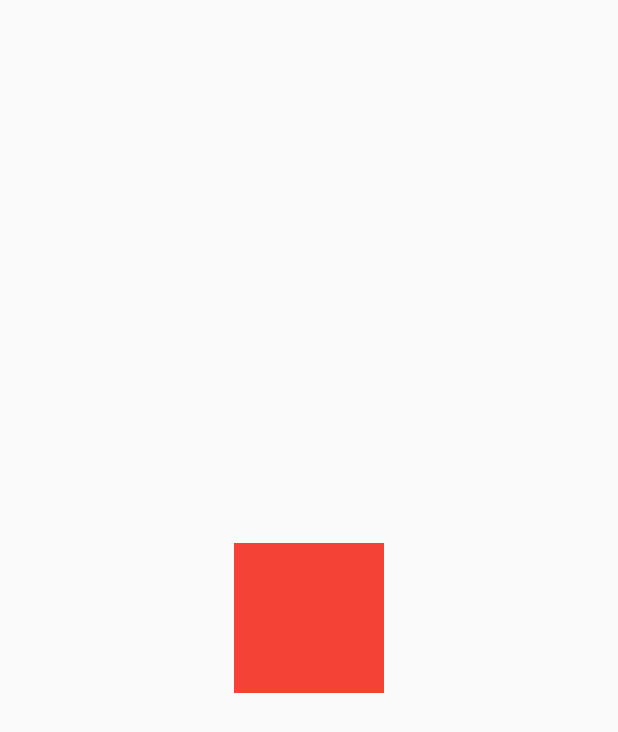
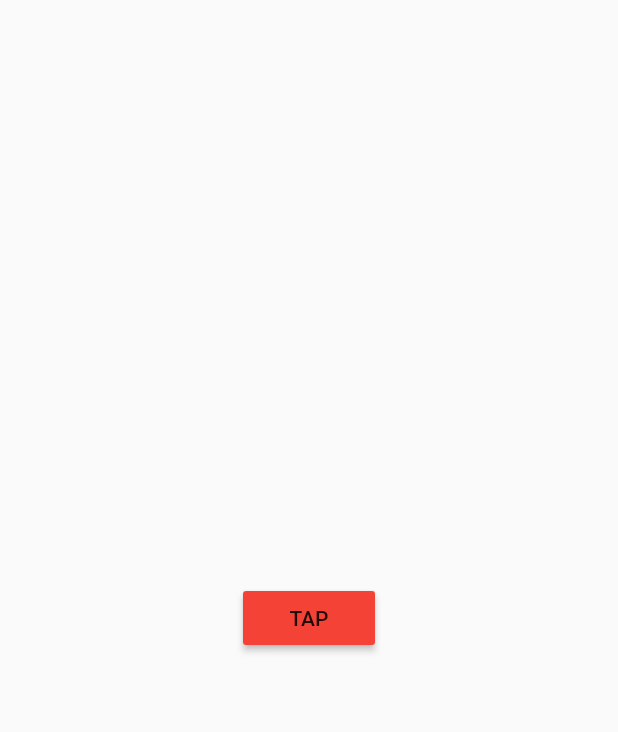
Before and after one commit to fidoogle/test-flutter-web, a Flutter app: the screen it shows after launch, on a phone screen of 412 x 824 dp. Shown: the top 732 px of the screen. Run offline on Flutter 3.47's test engine with Material 2 defaults, Android fonts, the light colour scheme and no system bars.

Commit message:
L12: RaisedButton

```diff
--- a/lib/main.dart
+++ b/lib/main.dart
@@ -10,15 +10,11 @@ class MyApp extends StatelessWidget {
     return MaterialApp(
       home: Scaffold(
         body: Center(
-          child: Material(
+          child: RaisedButton(
+            child: Text('TAP'),
             color: Colors.red,
-            child: InkWell(
-              onTap: () => print('tapped!!!'),
-              child: Container(
-                width: 100,
-                height: 100,
-              ),
-            ),
+            hoverColor: Colors.cyan,
+            onPressed: () => print('pressed!'),
           ),
         ),
       ),
```
